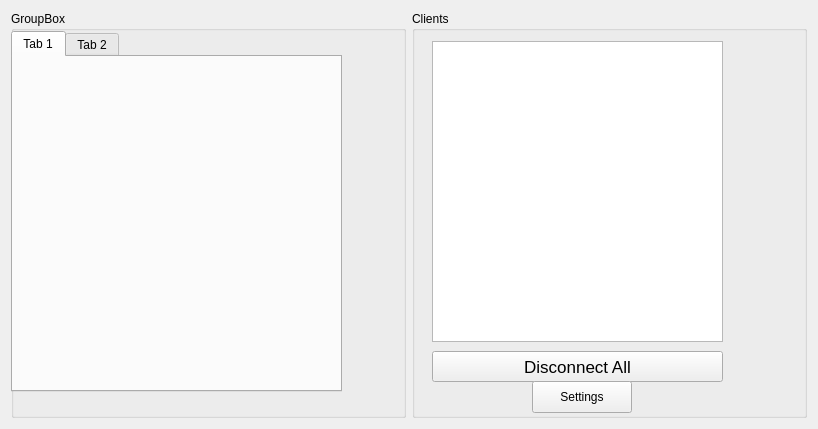
The window that form.ui (j3r-ux/CSCE1102Lithium) describes before a commit, drawn with Qt 5.
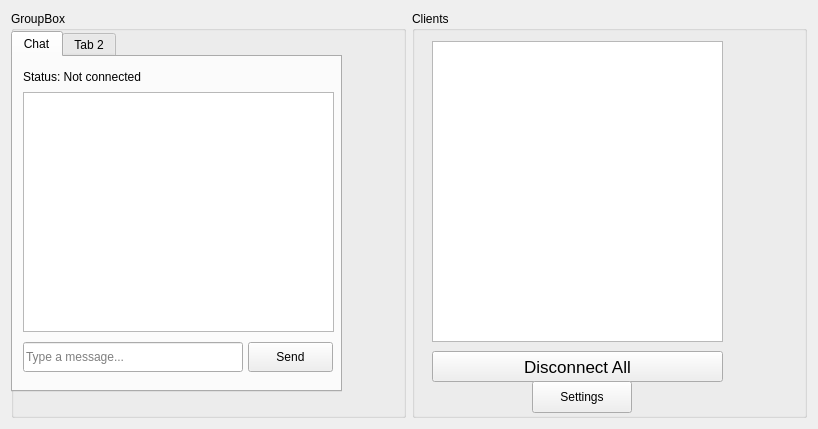
The same window after the commit.

```diff
--- a/form.ui
+++ b/form.ui
@@ -33,8 +33,60 @@
       </property>
       <widget class="QWidget" name="tab_3">
        <attribute name="title">
-        <string>Tab 1</string>
+        <string>Chat</string>
        </attribute>
+       <widget class="QLabel" name="statusLabel">
+        <property name="geometry">
+         <rect>
+          <x>10</x>
+          <y>10</y>
+          <width>311</width>
+          <height>20</height>
+         </rect>
+        </property>
+        <property name="text">
+         <string>Status: Not connected</string>
+        </property>
+       </widget>
+       <widget class="QTextEdit" name="chatDisplay">
+        <property name="geometry">
+         <rect>
+          <x>10</x>
+          <y>35</y>
+          <width>311</width>
+          <height>240</height>
+         </rect>
+        </property>
+        <property name="readOnly">
+         <bool>true</bool>
+        </property>
+       </widget>
+       <widget class="QLineEdit" name="messageInput">
+        <property name="geometry">
+         <rect>
+          <x>10</x>
+          <y>285</y>
+          <width>220</width>
+          <height>30</height>
+         </rect>
+        </property>
+        <property name="placeholderText">
+         <string>Type a message...</string>
+        </property>
+       </widget>
+       <widget class="QPushButton" name="sendButton">
+        <property name="geometry">
+         <rect>
+          <x>235</x>
+          <y>285</y>
+          <width>85</width>
+          <height>30</height>
+         </rect>
+        </property>
+        <property name="text">
+         <string>Send</string>
+        </property>
+       </widget>
       </widget>
       <widget class="QWidget" name="tab_4">
        <attribute name="title">
```
